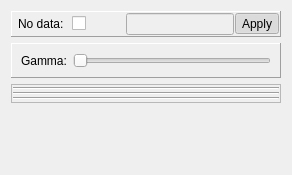
Qt form Code/Common/Gui/mvdColorDynamicsWidget.ui (orfeotoolbox/OTB) before a commit.
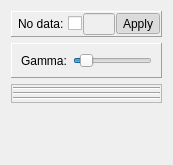
The same form after that commit. Custom widgets are drawn as their Qt base class.

```diff
--- a/Code/Common/Gui/mvdColorDynamicsWidget.ui
+++ b/Code/Common/Gui/mvdColorDynamicsWidget.ui
@@ -6,8 +6,8 @@
    <rect>
     <x>0</x>
     <y>0</y>
-    <width>292</width>
-    <height>175</height>
+    <width>173</width>
+    <height>165</height>
    </rect>
   </property>
   <property name="sizePolicy">
@@ -138,8 +138,20 @@
       </item>
       <item>
        <widget class="QSlider" name="gammaSlider">
+        <property name="minimum">
+         <number>0</number>
+        </property>
         <property name="maximum">
-         <number>999</number>
+         <number>10000</number>
+        </property>
+        <property name="singleStep">
+         <number>100</number>
+        </property>
+        <property name="pageStep">
+         <number>1000</number>
+        </property>
+        <property name="value">
+         <number>1000</number>
         </property>
         <property name="orientation">
          <enum>Qt::Horizontal</enum>
```
